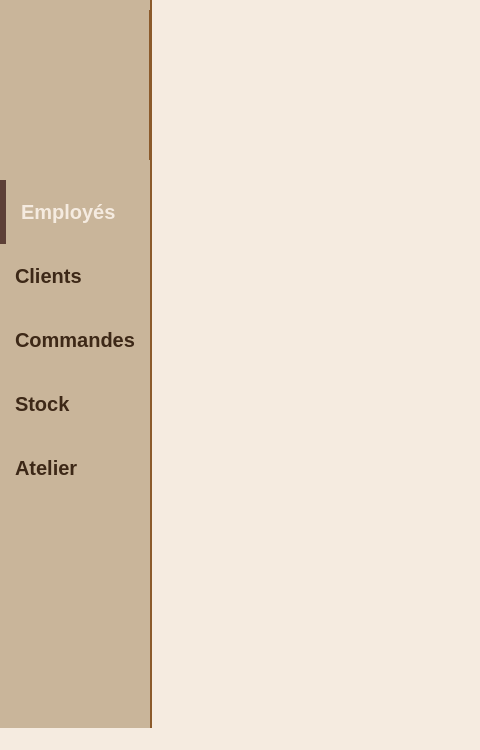
Above: mainwindow.ui from Esprit-UP-Algo/projetcpp2526-s2-2a8-smart-carpentry-morkshop-management before the change; both pictures show x 0 to 480 and y 0 to 750 of the 1100 by 750 pixel window. Below: the same form after it.
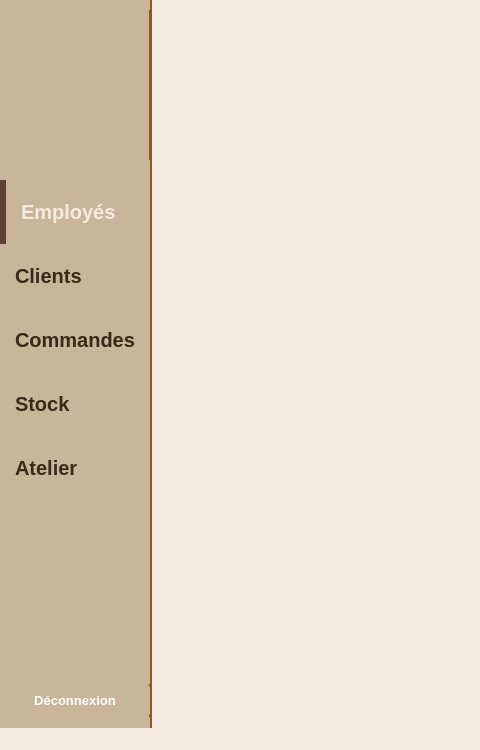
That is the form after the change. Icons and pictures are not drawn.

Commit message: Add interface_employe

What changed in the file:
```diff
--- a/mainwindow.ui
+++ b/mainwindow.ui
@@ -28,9 +28,11 @@
     QComboBox { font-size: 10pt; min-height: 28px; }
     QComboBox::drop-down { border: none; width: 20px; }
     QComboBox::down-arrow { image: none; border-left: 4px solid transparent; border-right: 4px solid transparent; border-top: 4px solid #8B5A2B; margin-right: 6px; }
+
     QPushButton { background-color: #8B5A2B; color: #F5EBE0; border: none; border-radius: 5px; padding: 10px 20px; font-weight: bold; font-size: 10pt; }
     QPushButton:hover { background-color: #9B8068; }
     QPushButton:pressed { background-color: #5D4037; }
+
     QPushButton#btnAjouter { background-color: #8B9B6A; }
     QPushButton#btnAjouter:hover { background-color: #9BAB7A; }
     QPushButton#btnModifier { background-color: #8B5A2B; }
@@ -39,13 +41,31 @@
     QPushButton#btnSupprimer:hover { background-color: #6D4C41; }
     QPushButton#btnAnnuler, QPushButton#btnVider, QPushButton#btnAfficherTout, QPushButton#btnTrier, QPushButton#btnRechercher { background-color: #C9B59A; color: #3D2817; }
     QPushButton#btnAnnuler:hover, QPushButton#btnVider:hover, QPushButton#btnAfficherTout:hover, QPushButton#btnTrier:hover, QPushButton#btnRechercher:hover { background-color: #D9C5AA; }
+
     QTableWidget { background-color: #FFFFFF; alternate-background-color: #F5EBE0; border: 2px solid #C9B59A; border-radius: 5px; gridline-color: #C9B59A; color: #3D2817; }
     QTableWidget::item:selected { background-color: #8B5A2B; color: #F5EBE0; }
     QHeaderView::section { background-color: #8B5A2B; color: #F5EBE0; padding: 6px; border: none; font-weight: bold; font-size: 10pt; }
-    QPushButton#btnEmployes, QPushButton#btnClients, QPushButton#btnCommandes, QPushButton#btnStock, QPushButton#btnAtelier { background-color: #C9B59A; color: #3D2817; border: none; border-left: 0px solid #8B5A2B; border-radius: 0; padding: 20px 15px; font-size: 15pt; font-weight: bold; text-align: left; }
-    QPushButton#btnEmployes:hover, QPushButton#btnClients:hover, QPushButton#btnCommandes:hover, QPushButton#btnStock:hover, QPushButton#btnAtelier:hover { background-color: #9B8068; color: white; }
-    QPushButton#btnEmployes:checked, QPushButton#btnClients:checked, QPushButton#btnCommandes:checked, QPushButton#btnStock:checked, QPushButton#btnAtelier:checked { background-color: #8B5A2B; color: #F5EBE0; border-left: 6px solid #5D4037; }
-    QPushButton#btnEmployes:pressed, QPushButton#btnClients:pressed, QPushButton#btnCommandes:pressed, QPushButton#btnStock:pressed, QPushButton#btnAtelier:pressed { background-color: #5D4037; color: white; }
+
+    QPushButton#btnEmployes, QPushButton#btnClients, QPushButton#btnCommandes, QPushButton#btnStock, QPushButton#btnAtelier {
+      background-color: #C9B59A; color: #3D2817; border: none; border-left: 0px solid #8B5A2B;
+      border-radius: 0; padding: 20px 15px; font-size: 15pt; font-weight: bold; text-align: left;
+    }
+    QPushButton#btnEmployes:hover, QPushButton#btnClients:hover, QPushButton#btnCommandes:hover, QPushButton#btnStock:hover, QPushButton#btnAtelier:hover {
+      background-color: #9B8068; color: white;
+    }
+    QPushButton#btnEmployes:checked, QPushButton#btnClients:checked, QPushButton#btnCommandes:checked, QPushButton#btnStock:checked, QPushButton#btnAtelier:checked {
+      background-color: #8B5A2B; color: #F5EBE0; border-left: 6px solid #5D4037;
+    }
+    QPushButton#btnEmployes:pressed, QPushButton#btnClients:pressed, QPushButton#btnCommandes:pressed, QPushButton#btnStock:pressed, QPushButton#btnAtelier:pressed {
+      background-color: #5D4037; color: white;
+    }
+
+    /* ✅ Déconnexion rouge */
+    QPushButton#btnDeconnexion {
+      background-color: #C0392B; color: white; font-weight: bold;
+    }
+    QPushButton#btnDeconnexion:hover { background-color: #E74C3C; }
+    QPushButton#btnDeconnexion:pressed { background-color: #922B21; }
    </string>
   </property>
   <widget class="QWidget" name="centralwidget">
@@ -84,7 +104,7 @@
         <number>0</number>
        </property>
        <property name="bottomMargin">
-        <number>0</number>
+        <number>10</number>
        </property>
        <item alignment="Qt::AlignmentFlag::AlignHCenter">
         <widget class="QLabel" name="labelLogo">
@@ -200,6 +220,9 @@
          <property name="orientation">
           <enum>Qt::Orientation::Vertical</enum>
          </property>
+         <property name="sizeType">
+          <enum>QSizePolicy::Policy::Expanding</enum>
+         </property>
          <property name="sizeHint" stdset="0">
           <size>
            <width>20</width>
@@ -208,6 +231,15 @@
          </property>
         </spacer>
        </item>
+
+       <!-- Déconnexion -->
+       <item>
+        <widget class="QPushButton" name="btnDeconnexion">
+         <property name="text">
+          <string>Déconnexion</string>
+         </property>
+        </widget>
+       </item>
       </layout>
      </widget>
     </item>
```
Left out of the diff: 1 changed line with no effect on the pictures. The commit also changes 66 other files.
